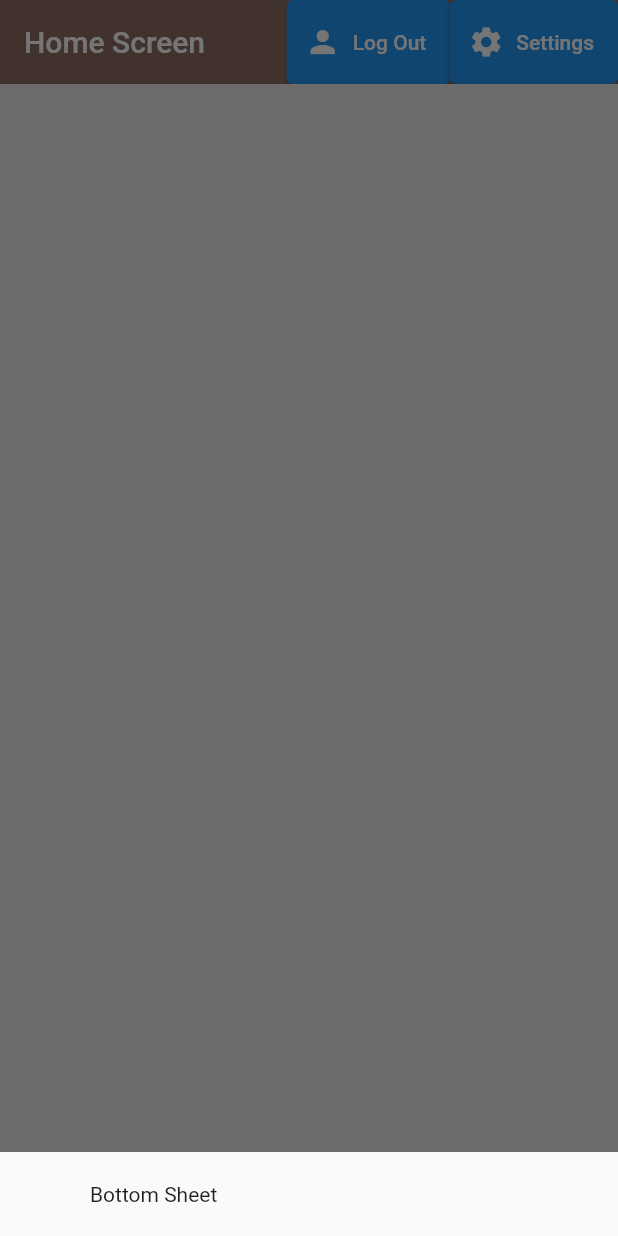
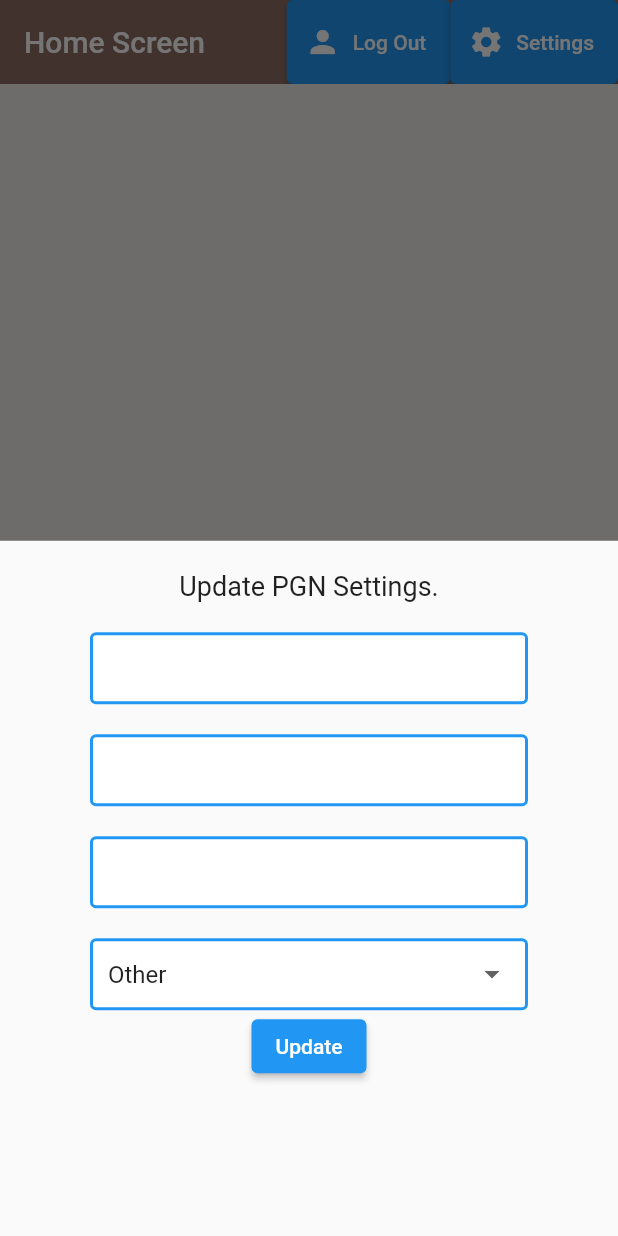
Before and after one commit to PGNTechChair/pgn_app, a Flutter app: the screen it shows once a user with an empty profile is signed in, after a tap on "Settings", on a phone screen of 412 x 824 dp. Run offline on Flutter 3.47's test engine with Material 2 defaults, Android fonts, the phone set to English and light mode, and no system bars; our stand-ins replace cloud_firestore, firebase_auth, firebase_core, flutter_spinkit; accounts and stored records are empty.

Commit message:
Added prefilled fields in settings

```diff
--- a/lib/main.dart
+++ b/lib/main.dart
@@ -16,6 +16,7 @@ void main() async {
   await Firebase.initializeApp();
 
   runApp(
+
     StreamProvider<NewUser?>.value(
       value: AuthService().user,
       initialData: null,
--- a/lib/models/user.dart
+++ b/lib/models/user.dart
@@ -5,3 +5,16 @@ class NewUser
   NewUser({required this.uid});
 
 }
+
+class UserData
+{
+  final String uid;
+  final String firstName;
+  final String lastName;
+  final String major;
+  final String year;
+
+  UserData({required this.uid, required this.firstName,
+    required this.lastName, required this.major, required this.year});
+
+}
--- a/lib/pages/home.dart
+++ b/lib/pages/home.dart
@@ -1,6 +1,7 @@
 import 'package:flutter/material.dart';
 import 'package:pgn_app/controllers/AnimationAppearController.dart';
 import 'package:pgn_app/models/member.dart';
+import 'package:pgn_app/pages/settings_form.dart';
 import 'package:pgn_app/services/auth.dart';
 import 'package:pgn_app/services/database.dart';
 import 'package:provider/provider.dart';
@@ -22,7 +23,7 @@ class Home extends StatelessWidget {
           {
             return Container(
               padding: EdgeInsets.symmetric(vertical: 20.0,horizontal: 60.0),
-              child: Text("Bottom Sheet"),
+              child: SettingsForm(),
             );
           }
       );
--- /dev/null
+++ b/lib/pages/settings_form.dart
@@ -0,0 +1,103 @@
+import "package:firebase_auth/firebase_auth.dart";
+import "package:flutter/material.dart";
+import "package:pgn_app/models/user.dart";
+import "package:pgn_app/services/database.dart";
+import "package:pgn_app/shared/constants.dart";
+import "package:provider/provider.dart";
+
+class SettingsForm extends StatefulWidget {
+  @override
+  _SettingsFormState createState() => _SettingsFormState();
+}
+
+class _SettingsFormState extends State<SettingsForm> {
+
+  final _formKey = GlobalKey<FormState>();
+  final List<String> years = ['Freshman', 'Sophomore', 'Junior', 'Senior', 'Other'];
+
+  // form values
+  late String? _currentFirstName = '';
+  late String? _currentLastName = '';
+  late String? _currentMajor = '';
+  late String? _currentYear = "Other";
+
+  @override
+  Widget build(BuildContext context) {
+
+    final user = Provider.of<NewUser>(context);
+
+    return StreamBuilder<UserData>(
+      stream: DatabaseService(uid: user.uid).userData,
+      builder: (context, snapshot) {
+
+        if (snapshot.hasData)
+        {
+          UserData? userData = snapshot.data;
+          return Form(
+            key: _formKey,
+            child: Column(
+              children: <Widget>[
+                Text(
+                  "Update PGN Settings.",
+                  style: TextStyle(fontSize: 18.0),
+                ),
+                SizedBox(height: 20),
+                TextFormField(
+                    initialValue: userData?.firstName,
+                    decoration: textInputDecoration,
+                    validator: (val) => val!.isEmpty ? "Please enter your first name" : null,
+                    onChanged: (val) => setState(() => _currentFirstName = val)
+                ),
+                SizedBox(height: 20.0),
+                TextFormField(
+                    decoration: textInputDecoration,
+                    validator: (val) => val!.isEmpty ? "Please enter your last name" : null,
+                    onChanged: (val) => setState(() => _currentLastName = val)
+                ),
+                SizedBox(height: 20.0),
+                TextFormField(
+                    decoration: textInputDecoration,
+                    validator: (val) => val!.isEmpty ? "Please enter your major" : null,
+                    onChanged: (val) => setState(() => _currentMajor = val)
+                ),
+                SizedBox(height: 20.0),
+                //dropdown
+                DropdownButtonFormField(
+                  value: _currentYear ?? userData?.year,
+                  decoration: textInputDecoration,
+                  items: years.map((year) {
+                    return DropdownMenuItem(
+                      value: year,
+                      child: Text('$year'),
+                    );
+                  }).toList(),
+                  onChanged: (val) => setState(() => _currentYear = val! ),
+                ),
+                //slider
+                ElevatedButton(
+                  onPressed: () async
+                  {
+                    print(_currentFirstName);
+                    print(_currentLastName);
+                    print(_currentMajor);
+                    print(_currentYear);
+                  },
+                  child: Text(
+                    "Update",
+                    style: TextStyle(color: Colors.white),
+                  ),
+                )
+              ],
+            ),
+          );
+        }
+        else
+        {
+          return Text("No");
+        }
+
+
+      }
+    );
+  }
+}
--- a/lib/services/database.dart
+++ b/lib/services/database.dart
@@ -1,5 +1,6 @@
 import 'package:cloud_firestore/cloud_firestore.dart';
 import 'package:pgn_app/models/member.dart';
+import 'package:pgn_app/models/user.dart';
 
 class DatabaseService
 {
@@ -33,6 +34,19 @@ class DatabaseService
     }).toList();
   }
 
+  //user data from snapshot
+  UserData _userDataFromSnapshot(DocumentSnapshot snapshot)
+  {
+    return UserData(
+      uid: uid,
+      firstName: snapshot.get("firstName"),
+      lastName: snapshot.get("lastName"),
+      major: snapshot.get("major"),
+      year: snapshot.get("year"),
+
+    );
+  }
+
 
   //get pgn stream
   Stream<List<Member>> get pgnSnapshots
@@ -41,6 +55,13 @@ class DatabaseService
     .map(_memberListFromSnapshot);
   }
 
+  //get user doc stream
+  Stream<UserData> get userData
+  {
+    return pgnCollection.doc(uid).snapshots()
+    .map(_userDataFromSnapshot);
+  }
+
 
 
 }
--- /dev/null
+++ b/lib/shared/constants.dart
@@ -0,0 +1,13 @@
+import 'package:flutter/material.dart';
+
+const textInputDecoration = InputDecoration(
+  fillColor: Colors.white,
+  filled: true,
+  contentPadding: EdgeInsets.all(12.0),
+  enabledBorder: OutlineInputBorder(
+    borderSide: BorderSide(color: Colors.blue, width: 2.0),
+  ),
+  focusedBorder: OutlineInputBorder(
+    borderSide: BorderSide(color: Colors.pink, width: 2.0),
+  ),
+);
```
